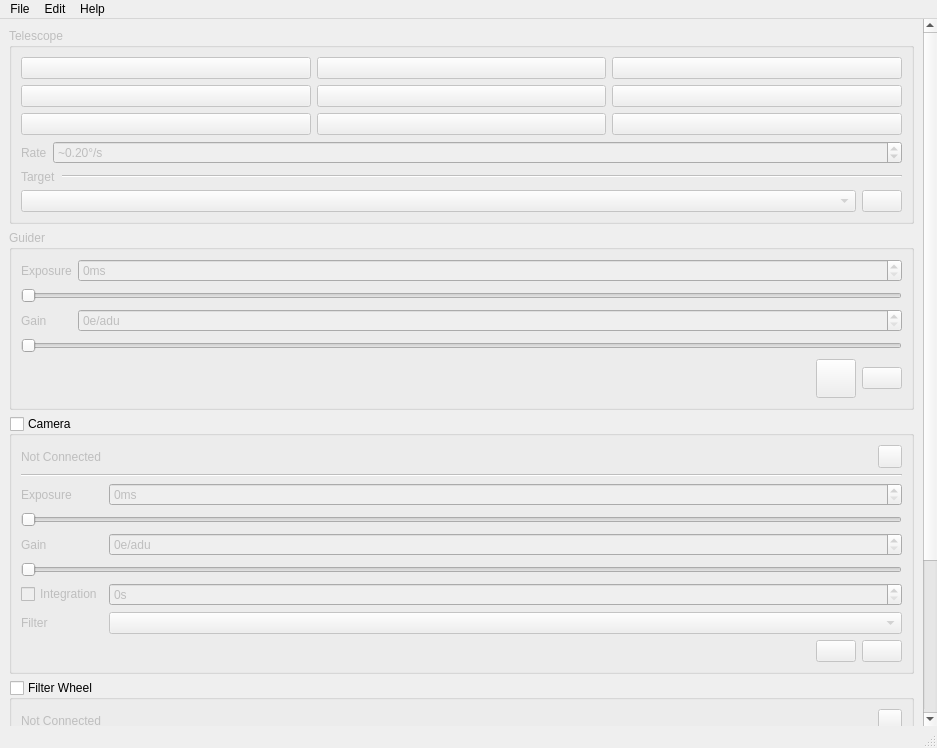
Above: qt/mainwindow.ui from EthanChappel/Ecliptic before the change. Below: the same form after it.
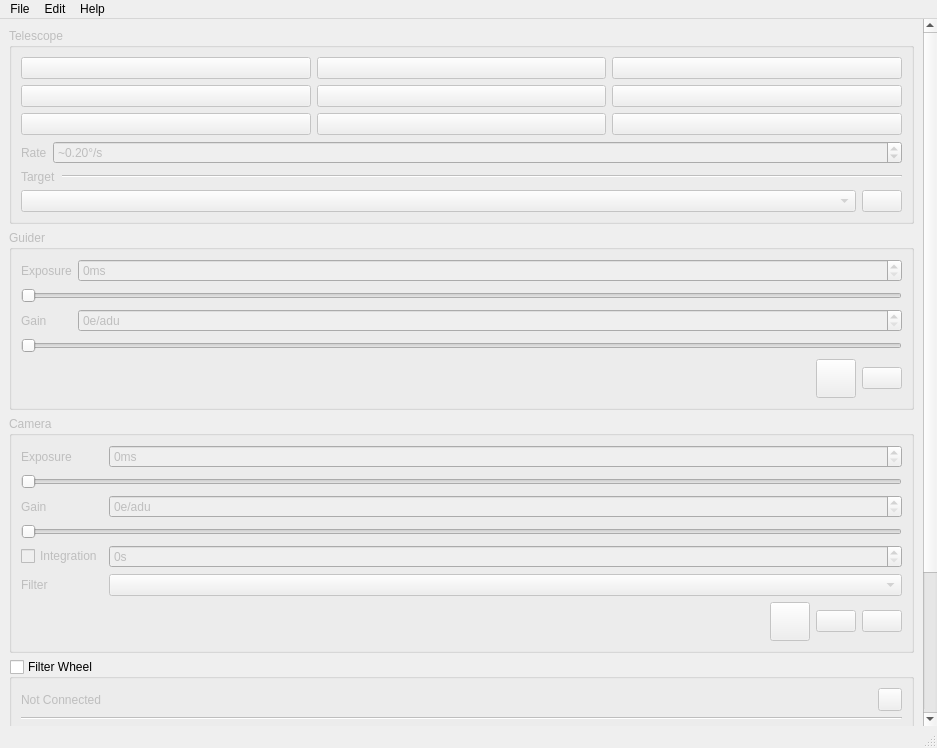
That is the form after the change. Icons and pictures are not drawn.

Commit message: Handle camera connection in settings dock

```diff
--- a/qt/mainwindow.ui
+++ b/qt/mainwindow.ui
@@ -81,8 +81,8 @@
         <rect>
          <x>0</x>
          <y>0</y>
-         <width>916</width>
-         <height>1083</height>
+         <width>920</width>
+         <height>931</height>
         </rect>
        </property>
        <layout class="QFormLayout" name="formLayout_4">
@@ -690,6 +690,9 @@
         </item>
         <item row="2" column="0" colspan="2">
          <widget class="QGroupBox" name="camera_group">
+          <property name="enabled">
+           <bool>false</bool>
+          </property>
           <property name="sizePolicy">
            <sizepolicy hsizetype="Preferred" vsizetype="Fixed">
             <horstretch>0</horstretch>
@@ -699,54 +702,8 @@
           <property name="title">
            <string>Camera</string>
           </property>
-          <property name="checkable">
-           <bool>true</bool>
-          </property>
-          <property name="checked">
-           <bool>false</bool>
-          </property>
           <layout class="QFormLayout" name="formLayout_8">
            <item row="0" column="0" colspan="2">
-            <layout class="QHBoxLayout" name="horizontallayout_11">
-             <item>
-              <widget class="QLabel" name="camera_name_label">
-               <property name="sizePolicy">
-                <sizepolicy hsizetype="Ignored" vsizetype="Preferred">
-                 <horstretch>0</horstretch>
-                 <verstretch>0</verstretch>
-                </sizepolicy>
-               </property>
-               <property name="text">
-                <string>Not Connected</string>
-               </property>
-               <property name="wordWrap">
-                <bool>true</bool>
-               </property>
-              </widget>
-             </item>
-             <item>
-              <widget class="QToolButton" name="camera_settings_btn">
-               <property name="sizePolicy">
-                <sizepolicy hsizetype="Fixed" vsizetype="Preferred">
-                 <horstretch>0</horstretch>
-                 <verstretch>0</verstretch>
-                </sizepolicy>
-               </property>
-               <property name="text">
-                <string/>
-               </property>
-               <property name="icon">
-                <iconset resource="resources/res.qrc">
-                 <normaloff>:/icons/ic_settings_white_48px.svg</normaloff>:/icons/ic_settings_white_48px.svg</iconset>
-               </property>
-               <property name="popupMode">
-                <enum>QToolButton::InstantPopup</enum>
-               </property>
-              </widget>
-             </item>
-            </layout>
-           </item>
-           <item row="1" column="0" colspan="2">
             <widget class="QFrame" name="camera_frame">
              <property name="frameShape">
               <enum>QFrame::NoFrame</enum>
@@ -770,14 +727,7 @@
               <property name="bottomMargin">
                <number>0</number>
               </property>
-              <item row="0" column="0" colspan="2">
-               <widget class="Line" name="line_4">
-                <property name="orientation">
-                 <enum>Qt::Horizontal</enum>
-                </property>
-               </widget>
-              </item>
-              <item row="1" column="1">
+              <item row="0" column="1">
                <widget class="QSpinBox" name="camera_exposure_spinbox">
                 <property name="sizePolicy">
                  <sizepolicy hsizetype="Minimum" vsizetype="Fixed">
@@ -793,23 +743,7 @@
                 </property>
                </widget>
               </item>
-              <item row="4" column="0" colspan="2">
-               <widget class="QSlider" name="camera_gain_slider">
-                <property name="sizePolicy">
-                 <sizepolicy hsizetype="Minimum" vsizetype="Fixed">
-                  <horstretch>0</horstretch>
-                  <verstretch>0</verstretch>
-                 </sizepolicy>
-                </property>
-                <property name="focusPolicy">
-                 <enum>Qt::StrongFocus</enum>
-                </property>
-                <property name="orientation">
-                 <enum>Qt::Horizontal</enum>
-                </property>
-               </widget>
-              </item>
-              <item row="2" column="0" colspan="2">
+              <item row="1" column="0" colspan="2">
                <widget class="QSlider" name="camera_exposure_slider">
                 <property name="sizePolicy">
                  <sizepolicy hsizetype="Minimum" vsizetype="Fixed">
@@ -825,7 +759,56 @@
                 </property>
                </widget>
               </item>
-              <item row="7" column="0" colspan="2">
+              <item row="3" column="0" colspan="2">
+               <widget class="QSlider" name="camera_gain_slider">
+                <property name="sizePolicy">
+                 <sizepolicy hsizetype="Minimum" vsizetype="Fixed">
+                  <horstretch>0</horstretch>
+                  <verstretch>0</verstretch>
+                 </sizepolicy>
+                </property>
+                <property name="focusPolicy">
+                 <enum>Qt::StrongFocus</enum>
+                </property>
+                <property name="orientation">
+                 <enum>Qt::Horizontal</enum>
+                </property>
+               </widget>
+              </item>
+              <item row="0" column="0">
+               <widget class="QLabel" name="camera_exposure_label">
+                <property name="sizePolicy">
+                 <sizepolicy hsizetype="Fixed" vsizetype="Preferred">
+                  <horstretch>0</horstretch>
+                  <verstretch>0</verstretch>
+                 </sizepolicy>
+                </property>
+                <property name="text">
+                 <string>Exposure</string>
+                </property>
+               </widget>
+              </item>
+              <item row="2" column="0">
+               <widget class="QLabel" name="camera_gain_label">
+                <property name="sizePolicy">
+                 <sizepolicy hsizetype="Fixed" vsizetype="Preferred">
+                  <horstretch>0</horstretch>
+                  <verstretch>0</verstretch>
+                 </sizepolicy>
+                </property>
+                <property name="text">
+                 <string>Gain</string>
+                </property>
+               </widget>
+              </item>
+              <item row="4" column="0">
+               <widget class="QCheckBox" name="camera_integration_checkbox">
+                <property name="text">
+                 <string>Integration</string>
+                </property>
+               </widget>
+              </item>
+              <item row="6" column="0" colspan="2">
                <layout class="QHBoxLayout" name="horizontallayout_8">
                 <item>
                  <spacer name="horizontalSpacer_2">
@@ -840,6 +823,32 @@
                   </property>
                  </spacer>
                 </item>
+                <item>
+                 <widget class="QToolButton" name="camera_settings_btn">
+                  <property name="sizePolicy">
+                   <sizepolicy hsizetype="Fixed" vsizetype="Preferred">
+                    <horstretch>0</horstretch>
+                    <verstretch>0</verstretch>
+                   </sizepolicy>
+                  </property>
+                  <property name="text">
+                   <string/>
+                  </property>
+                  <property name="icon">
+                   <iconset resource="resources/res.qrc">
+                    <normaloff>:/icons/ic_settings_white_48px.svg</normaloff>:/icons/ic_settings_white_48px.svg</iconset>
+                  </property>
+                  <property name="iconSize">
+                   <size>
+                    <width>32</width>
+                    <height>32</height>
+                   </size>
+                  </property>
+                  <property name="popupMode">
+                   <enum>QToolButton::InstantPopup</enum>
+                  </property>
+                 </widget>
+                </item>
                 <item>
                  <widget class="QPushButton" name="camera_loop_button">
                   <property name="sizePolicy">
@@ -897,70 +906,20 @@
                 </item>
                </layout>
               </item>
-              <item row="5" column="0">
-               <widget class="QCheckBox" name="camera_integration_checkbox">
-                <property name="text">
-                 <string>Integration</string>
-                </property>
-               </widget>
-              </item>
-              <item row="3" column="0">
-               <widget class="QLabel" name="camera_gain_label">
-                <property name="sizePolicy">
-                 <sizepolicy hsizetype="Fixed" vsizetype="Preferred">
-                  <horstretch>0</horstretch>
-                  <verstretch>0</verstretch>
-                 </sizepolicy>
-                </property>
-                <property name="text">
-                 <string>Gain</string>
-                </property>
-               </widget>
-              </item>
-              <item row="6" column="1">
-               <widget class="QComboBox" name="camera_filter_combobox">
-                <property name="sizePolicy">
-                 <sizepolicy hsizetype="Minimum" vsizetype="Fixed">
-                  <horstretch>0</horstretch>
-                  <verstretch>0</verstretch>
-                 </sizepolicy>
-                </property>
-                <property name="focusPolicy">
-                 <enum>Qt::StrongFocus</enum>
-                </property>
-               </widget>
-              </item>
-              <item row="1" column="0">
-               <widget class="QLabel" name="camera_exposure_label">
-                <property name="sizePolicy">
-                 <sizepolicy hsizetype="Fixed" vsizetype="Preferred">
-                  <horstretch>0</horstretch>
-                  <verstretch>0</verstretch>
-                 </sizepolicy>
-                </property>
-                <property name="text">
-                 <string>Exposure</string>
-                </property>
-               </widget>
-              </item>
-              <item row="6" column="0">
-               <widget class="QLabel" name="camera_filter_label">
-                <property name="text">
-                 <string>Filter</string>
-                </property>
-               </widget>
-              </item>
-              <item row="3" column="1">
-               <widget class="QSpinBox" name="camera_gain_spinbox">
-                <property name="focusPolicy">
-                 <enum>Qt::StrongFocus</enum>
-                </property>
-                <property name="suffix">
-                 <string>e/adu</string>
-                </property>
-               </widget>
-              </item>
               <item row="5" column="1">
+               <widget class="QComboBox" name="camera_filter_combobox">
+                <property name="sizePolicy">
+                 <sizepolicy hsizetype="Minimum" vsizetype="Fixed">
+                  <horstretch>0</horstretch>
+                  <verstretch>0</verstretch>
+                 </sizepolicy>
+                </property>
+                <property name="focusPolicy">
+                 <enum>Qt::StrongFocus</enum>
+                </property>
+               </widget>
+              </item>
+              <item row="4" column="1">
                <widget class="QSpinBox" name="camera_integration_spinbox">
                 <property name="enabled">
                  <bool>false</bool>
@@ -973,6 +932,23 @@
                 </property>
                </widget>
               </item>
+              <item row="2" column="1">
+               <widget class="QSpinBox" name="camera_gain_spinbox">
+                <property name="focusPolicy">
+                 <enum>Qt::StrongFocus</enum>
+                </property>
+                <property name="suffix">
+                 <string>e/adu</string>
+                </property>
+               </widget>
+              </item>
+              <item row="5" column="0">
+               <widget class="QLabel" name="camera_filter_label">
+                <property name="text">
+                 <string>Filter</string>
+                </property>
+               </widget>
+              </item>
              </layout>
             </widget>
            </item>
```
Left out of the diff: 51 changed lines with no effect on the pictures. The commit also changes 3 other files.
